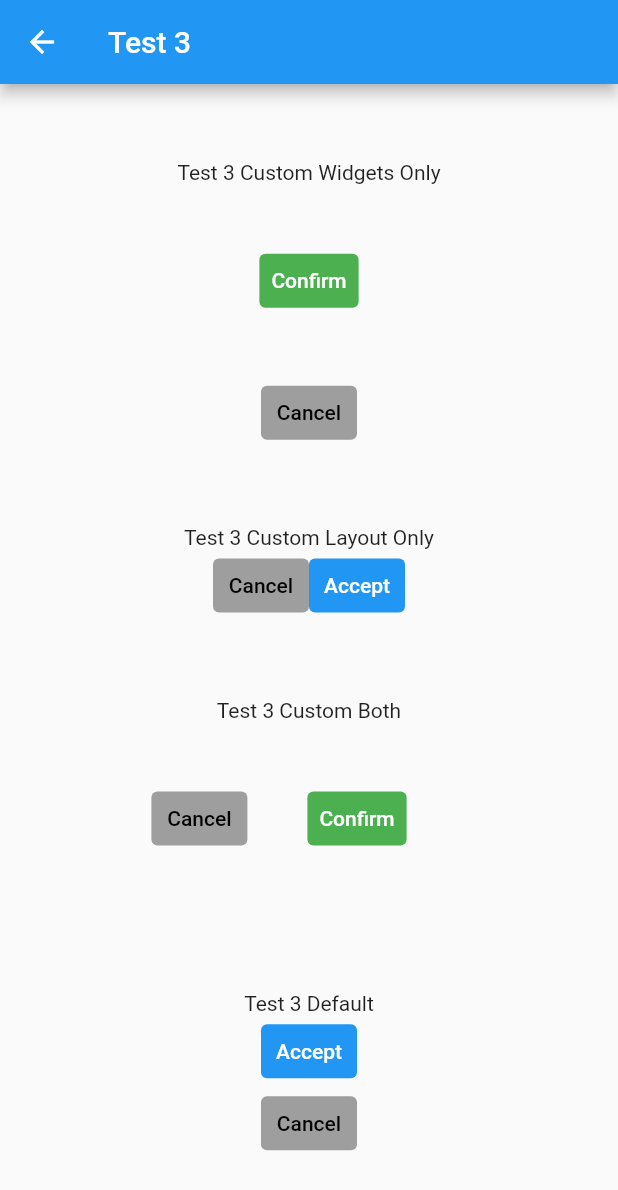
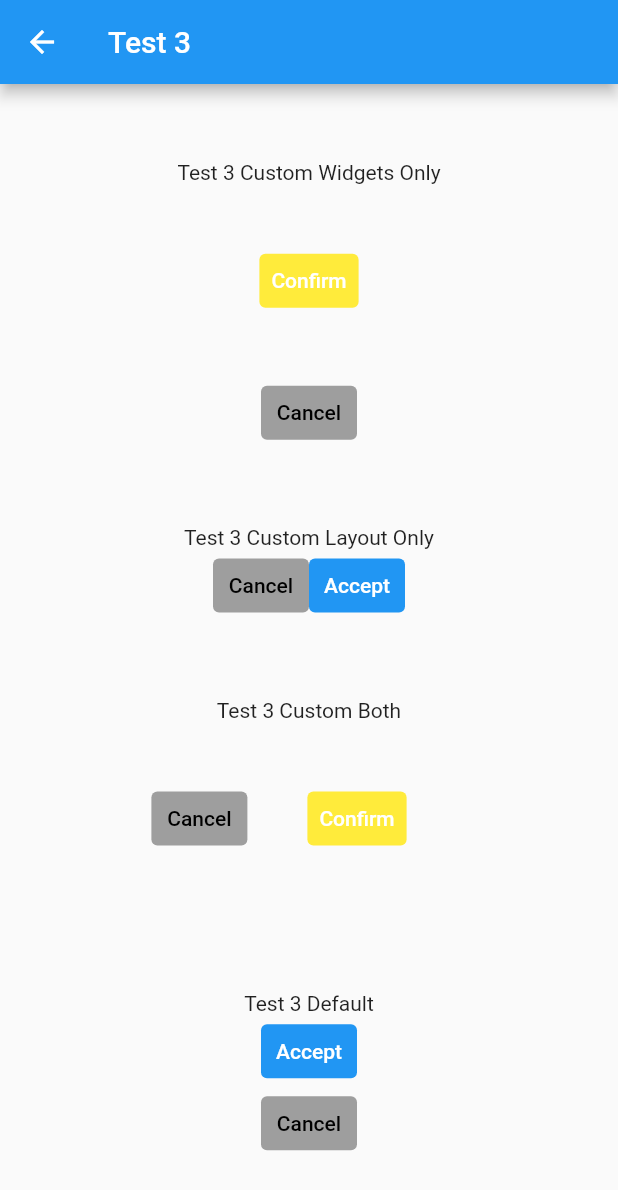
Before and after one commit to XavierChanth/flexible_widgets, a Flutter app: the Test3Screen screen opened by its route, after a tap on "Confirm", on a phone screen of 412 x 824 dp. Shown: the top 1190 px of the screen. Run offline on Flutter 3.47's test engine with Material 2 defaults, Android fonts, the phone set to English and light mode, and no system bars.

Commit message:
formatting example

```diff
--- a/lib/test3/app/app.dart
+++ b/lib/test3/app/app.dart
@@ -3,23 +3,21 @@
 
 AtWidgetPreference atWidgetPreference = AtWidgetPreference()
   ..primaryButtonBuilder = ({required child, onPressed}) {
-    // * App developers can extend the onPressed function,
-    // * or completely change it if needed
-    void Function() myOnPressed = () {
-      print("App added logic to onPressed!");
-      if (onPressed != null) onPressed();
-    };
-
-    // * You can add wrappers around the widget as well.
+    // * You can add wrappers around the widget.
     return Container(
       margin: EdgeInsets.all(40),
       child: TextButton(
         // * App developers can choose not to use the default child
         child: Text("Confirm", style: TextStyle(color: Colors.white)),
         style: ButtonStyle(
-          backgroundColor: MaterialStateProperty.all<Color>(Colors.green),
+          backgroundColor: MaterialStateProperty.all<Color>(Colors.yellow),
         ),
-        onPressed: myOnPressed,
+        onPressed: () {
+          // * App developers can extend the onPressed function,
+          // * or completely change it if needed.
+          print("App added logic to onPressed!");
+          if (onPressed != null) onPressed();
+        },
       ),
     );
   };
```
